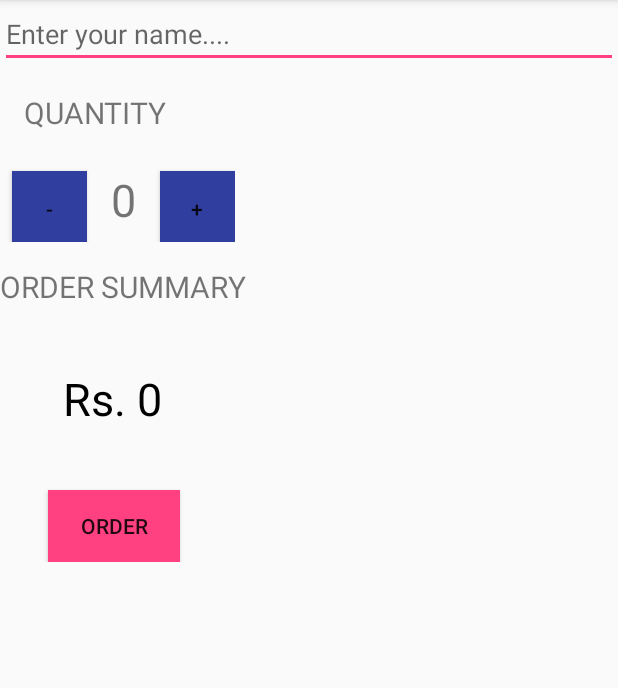
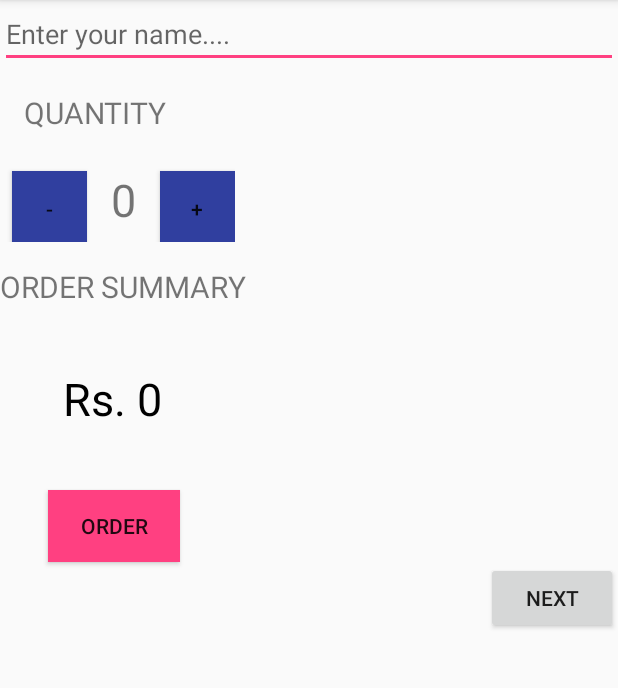
Before and after one commit to nishu88/Summer_Hobbies.inc, an Android app: the screen it shows after launch (MainActivity), on a phone screen of 412 x 824 dp, the part 84-772 px from its top. Run offline under Robolectric (Android 15) with nearby library versions, the light colour scheme and no system bars.

Commit message:
made a second activity... to practice intent

```diff
--- a/Android App Dev/JustJava_CoffeeOrderingApp/app/src/main/AndroidManifest.xml
+++ b/Android App Dev/JustJava_CoffeeOrderingApp/app/src/main/AndroidManifest.xml
@@ -16,6 +16,7 @@
                 <category android:name="android.intent.category.LAUNCHER" />
             </intent-filter>
         </activity>
+        <activity android:name=".SecondActitvity"></activity>
     </application>
 
 </manifest>
--- a/Android App Dev/JustJava_CoffeeOrderingApp/app/src/main/java/com/nishu/interrupt/zero/fr3efall/justjava_coffeeorderingapp/MainActivity.java
+++ b/Android App Dev/JustJava_CoffeeOrderingApp/app/src/main/java/com/nishu/interrupt/zero/fr3efall/justjava_coffeeorderingapp/MainActivity.java
@@ -21,6 +21,8 @@ public class MainActivity extends AppCompatActivity {
     protected void onCreate(Bundle savedInstanceState) {
         super.onCreate(savedInstanceState);
         setContentView(R.layout.activity_main);
+
+        nextpage();
     }
 
     public void increment(View view) {
@@ -81,5 +83,16 @@ public class MainActivity extends AppCompatActivity {
         }
     }
 
+    public void nextpage(){
+        Button button=(Button) findViewById(R.id.next);
+
+        button.setOnClickListener(new View.OnClickListener() {
+            @Override
+            public void onClick(View view) {
+                startActivity(new Intent(MainActivity.this,SecondActitvity.class));
+            }
+        });
+    }
+
 
 }
--- a/Android App Dev/JustJava_CoffeeOrderingApp/app/src/main/res/layout/activity_main.xml
+++ b/Android App Dev/JustJava_CoffeeOrderingApp/app/src/main/res/layout/activity_main.xml
@@ -99,6 +99,12 @@
             android:text="ORDER"
             android:id="@+id/order_button"
             android:onClick="orderClicked"/>
+        <Button
+            android:layout_width="wrap_content"
+            android:layout_height="wrap_content"
+            android:layout_gravity="right"
+            android:text="NEXT"
+            android:id="@+id/next"/>
 
     </LinearLayout>
 
```
Also changed, not shown: Android App Dev/JustJava_CoffeeOrderingApp/app/src/main/java/com/nishu/interrupt/zero/fr3efall/justjava_coffeeorderingapp/SecondActitvity.java (added, +13 -0 lines), Android App Dev/JustJava_CoffeeOrderingApp/app/src/main/res/layout/activity_second_actitvity.xml (added, +11 -0 lines).
